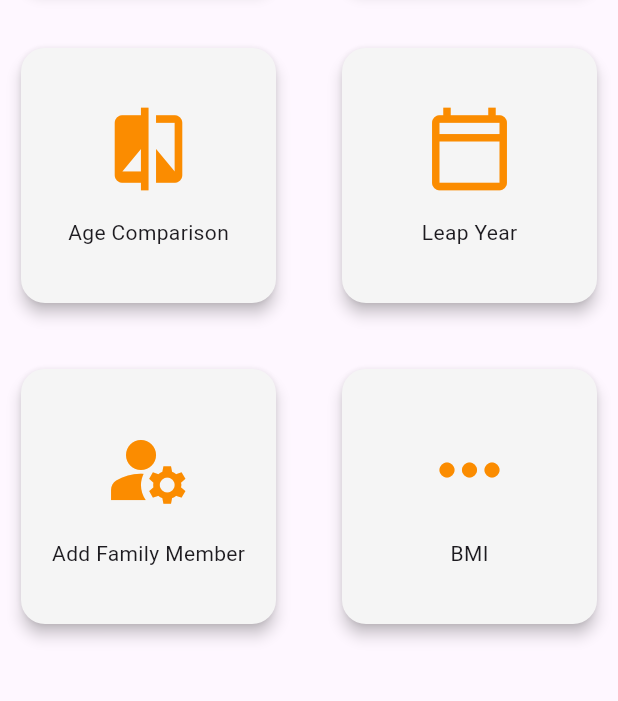
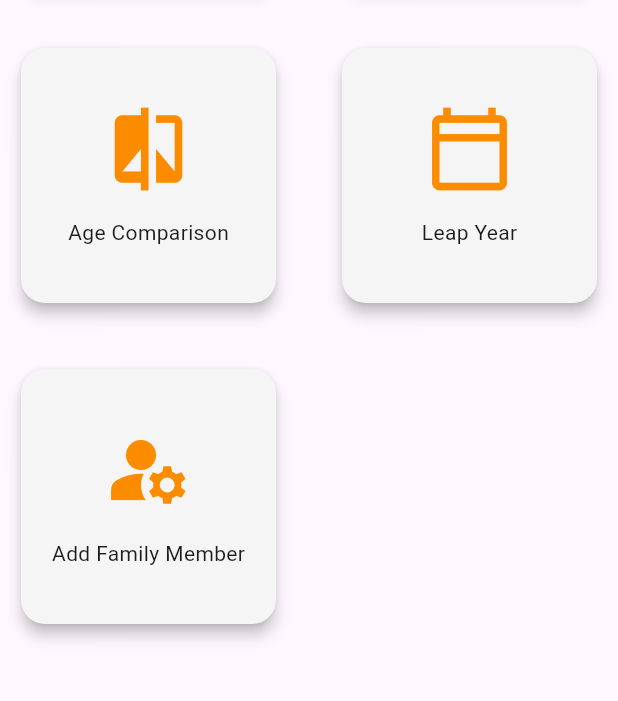
Before and after one commit to The-Black-Shadow/agecalculator, a Flutter app: the screen it shows after launch, on a phone screen of 412 x 824 dp, the part 378-1079 px from its top. Run offline on Flutter 3.47's test engine with Material 3 defaults, Android fonts, the phone set to English and light mode, and no system bars; our stand-ins replace google_fonts, sqflite; accounts and stored records are empty.

```diff
--- a/lib/pages/home_page.dart
+++ b/lib/pages/home_page.dart
@@ -21,7 +21,6 @@ class _HomePageState extends State<HomePage> {
     {'icon': Icons.compare_outlined, 'text': 'Age Comparison'},
     {'icon': Icons.calendar_today_outlined, 'text': 'Leap Year'},
     {'icon': Icons.manage_accounts, 'text': 'Add Family Member'},
-    {'icon': Icons.more_horiz, 'text': 'BMI'},
   ];
 
   @override
```
Also changed, not shown: 9 other files.
